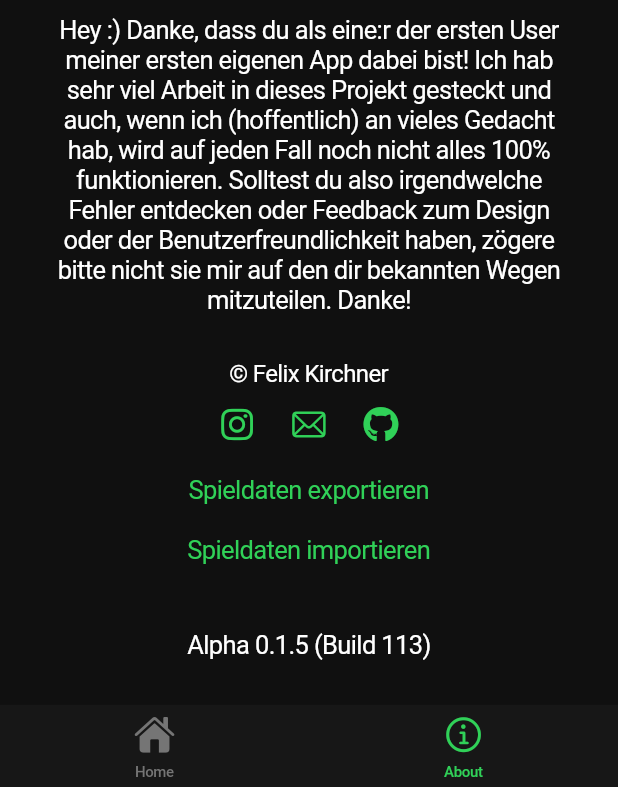
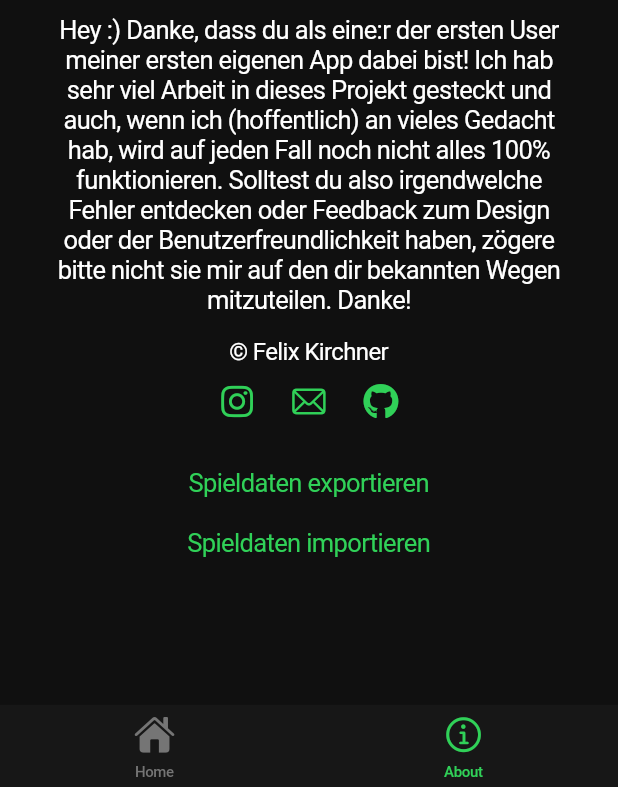
Before and after one commit to flixcoo/Cabo-Counter, a Flutter app: the screen it shows after launch, item 2 of the bottom bar chosen, on a phone screen of 412 x 824 dp, the part 449-1236 px from its top. Run offline on Flutter 3.47's test engine with Material 3 defaults, Android fonts, the phone set to English and light mode, and no system bars; our stand-ins replace file_picker, flutter_keyboard_visibility, font_awesome_flutter, package_info_plus; missing offline and left inert: file_saver.

Commit message:
Small changes on InformationView

```diff
--- a/lib/views/information_view.dart
+++ b/lib/views/information_view.dart
@@ -2,15 +2,10 @@ import 'package:cabo_counter/utility/local_storage_service.dart';
 import 'package:flutter/cupertino.dart';
 import 'package:flutter/material.dart';
 import 'package:font_awesome_flutter/font_awesome_flutter.dart';
-import 'package:package_info_plus/package_info_plus.dart';
 import 'package:url_launcher/url_launcher.dart';
 
 class InformationView extends StatelessWidget {
   const InformationView({super.key});
-
-  Future<PackageInfo> _getPackageInfo() async {
-    return await PackageInfo.fromPlatform();
-  }
 
   @override
   Widget build(BuildContext context) {
@@ -20,9 +15,7 @@ class InformationView extends StatelessWidget {
           middle: Text('Über'),
         ),
         child: SafeArea(
-            child: Stack(
-          children: [
-            Column(
+            child: Column(
           crossAxisAlignment: CrossAxisAlignment.center,
           children: [
             const Padding(
@@ -36,12 +29,11 @@ class InformationView extends StatelessWidget {
               ),
             ),
             Padding(
-                    padding: const EdgeInsets.symmetric(
-                        horizontal: 20, vertical: 10),
+                padding:
+                    const EdgeInsets.symmetric(horizontal: 20, vertical: 10),
                 child: SizedBox(
                   height: 200,
-                      child:
-                          Image.asset('assets/cabo-counter-logo_rounded.png'),
+                  child: Image.asset('assets/cabo-counter-logo_rounded.png'),
                 )),
             const Padding(
                 padding: EdgeInsets.symmetric(horizontal: 30),
@@ -59,7 +51,7 @@ class InformationView extends StatelessWidget {
                   softWrap: true,
                 )),
             const SizedBox(
-                  height: 30,
+              height: 15,
             ),
             const Text(
               '\u00A9 Felix Kirchner',
@@ -69,18 +61,21 @@ class InformationView extends StatelessWidget {
               mainAxisAlignment: MainAxisAlignment.center,
               children: [
                 IconButton(
-                        onPressed: () => launchUrl(
-                            Uri.parse('https://www.instagram.com/fx.kr')),
+                    onPressed: () =>
+                        launchUrl(Uri.parse('https://www.instagram.com/fx.kr')),
                     icon: const Icon(FontAwesomeIcons.instagram)),
                 IconButton(
                     onPressed: () => launchUrl(
                         Uri.parse('mailto:felix.kirchner.fk@gmail.com')),
                     icon: const Icon(CupertinoIcons.envelope)),
                 IconButton(
-                        onPressed: () => launchUrl(
-                            Uri.parse('https://www.github.com/flixcoo')),
+                    onPressed: () =>
+                        launchUrl(Uri.parse('https://www.github.com/flixcoo')),
                     icon: const Icon(FontAwesomeIcons.github)),
               ],
+            ),
+            const SizedBox(
+              height: 10,
             ),
             CupertinoButton(
               sizeStyle: CupertinoButtonSize.medium,
@@ -92,8 +87,8 @@ class InformationView extends StatelessWidget {
                     context: context,
                     builder: (context) => CupertinoAlertDialog(
                       title: const Text('Fehler'),
-                          content: const Text(
-                              'Datei konnte nicht exportiert werden.'),
+                      content:
+                          const Text('Datei konnte nicht exportiert werden.'),
                       actions: [
                         CupertinoDialogAction(
                           child: const Text('OK'),
@@ -109,8 +104,7 @@ class InformationView extends StatelessWidget {
                 sizeStyle: CupertinoButtonSize.medium,
                 child: const Text('Spieldaten importieren'),
                 onPressed: () async {
-                      final success =
-                          await LocalStorageService.importJsonFile();
+                  final success = await LocalStorageService.importJsonFile();
                   if (!success && context.mounted) {
                     showCupertinoDialog(
                         context: context,
@@ -128,34 +122,6 @@ class InformationView extends StatelessWidget {
                   }
                 }),
           ],
-            ),
-            Positioned(
-              bottom: 30,
-              left: 0,
-              right: 0,
-              child: FutureBuilder<PackageInfo>(
-                future: _getPackageInfo(),
-                builder: (context, snapshot) {
-                  if (snapshot.hasData) {
-                    return Text(
-                      'Alpha ${snapshot.data!.version} '
-                      '(Build ${snapshot.data!.buildNumber})',
-                      textAlign: TextAlign.center,
-                    );
-                  } else if (snapshot.hasError) {
-                    return const Text(
-                      'App-Version -.-.- (Build -)',
-                      textAlign: TextAlign.center,
-                    );
-                  }
-                  return const Text(
-                    'Lade Version...',
-                    textAlign: TextAlign.center,
-                  );
-                },
-              ),
-            ),
-          ],
         )));
   }
 }
```
Lines whose indentation alone changed are shown as unchanged.
